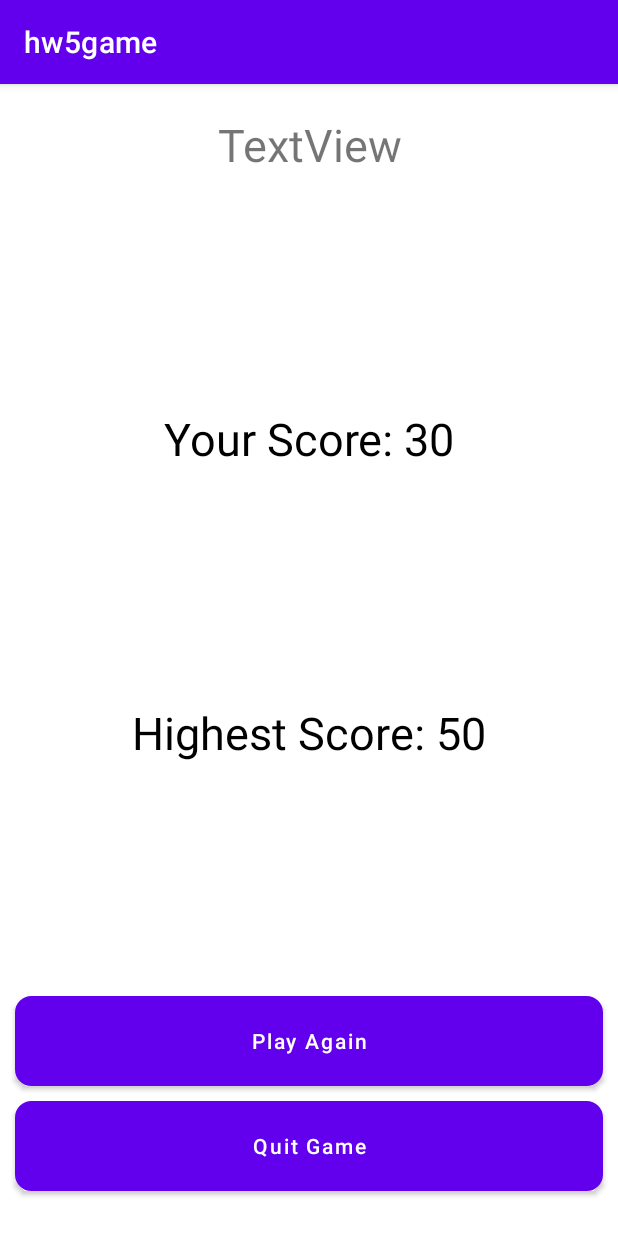
After one commit to marbysneaker/BalloonGame, an Android app: the ResultActivity screen opened directly, with no data from a screen before it, on a phone screen of 412 x 824 dp. The commit adds this screen. Run offline under Robolectric (Android 15) with nearby library versions, the phone set to English and light mode, and no system bars.

```diff
--- a/app/src/main/AndroidManifest.xml
+++ b/app/src/main/AndroidManifest.xml
@@ -12,6 +12,9 @@
         android:theme="@style/Theme.Hw5game"
         tools:targetApi="31">
         <activity
+            android:name=".ResultActivity"
+            android:exported="false" />
+        <activity
             android:name=".MainActivity"
             android:exported="true">
             <intent-filter>
--- /dev/null
+++ b/app/src/main/java/com/example/hw5game/ResultActivity.java
@@ -0,0 +1,24 @@
+package com.example.hw5game;
+
+import androidx.appcompat.app.AppCompatActivity;
+
+import android.os.Bundle;
+import android.widget.Button;
+import android.widget.TextView;
+
+public class ResultActivity extends AppCompatActivity {
+    private TextView textViewInfo, textViewMyScore, textViewHighestScore;
+    private Button buttonPlayAgain, buttonQuitGame;
+    @Override
+    protected void onCreate(Bundle savedInstanceState) {
+        super.onCreate(savedInstanceState);
+        setContentView(R.layout.activity_result);
+
+        textViewInfo =findViewById(R.id.textViewInfo);
+        textViewMyScore =findViewById(R.id.textViewMyScore);
+        textViewHighestScore =findViewById(R.id.textViewHighestScore);
+        buttonPlayAgain =findViewById(R.id.buttonPlayAgain);
+        buttonQuitGame =findViewById(R.id.buttonQuitGame);
+
+    }
+}
--- /dev/null
+++ b/app/src/main/res/drawable/buttons_background.xml
@@ -0,0 +1,12 @@
+<?xml version="1.0" encoding="utf-8"?>
+<shape xmlns:android="http://schemas.android.com/apk/res/android">
+    <stroke
+        android:width="2dp"
+        android:color="@color/black"/>
+    <corners
+        android:radius="10dp"/>
+    <solid
+        android:color="@android:color/holo_blue_dark"/>
+
+
+</shape>
--- /dev/null
+++ b/app/src/main/res/layout/activity_result.xml
@@ -0,0 +1,79 @@
+<?xml version="1.0" encoding="utf-8"?>
+<androidx.constraintlayout.widget.ConstraintLayout xmlns:android="http://schemas.android.com/apk/res/android"
+    xmlns:app="http://schemas.android.com/apk/res-auto"
+    xmlns:tools="http://schemas.android.com/tools"
+    android:layout_width="match_parent"
+    android:layout_height="match_parent"
+    tools:context=".ResultActivity">
+
+    <TextView
+        android:id="@+id/textViewInfo"
+        android:layout_width="300dp"
+        android:layout_height="wrap_content"
+        android:layout_marginTop="20dp"
+        android:text="TextView"
+        android:textAlignment="center"
+        android:textSize="30sp"
+        app:layout_constraintEnd_toEndOf="parent"
+        app:layout_constraintHorizontal_bias="0.5"
+        app:layout_constraintStart_toStartOf="parent"
+        app:layout_constraintTop_toTopOf="parent" />
+
+    <TextView
+        android:id="@+id/textViewHighestScore"
+        android:layout_width="wrap_content"
+        android:layout_height="wrap_content"
+        android:text="Highest Score: 50"
+        android:textColor="@color/black"
+        android:textSize="30sp"
+        app:layout_constraintBottom_toTopOf="@+id/buttonPlayAgain"
+        app:layout_constraintEnd_toEndOf="parent"
+        app:layout_constraintHorizontal_bias="0.5"
+        app:layout_constraintStart_toStartOf="parent"
+        app:layout_constraintTop_toBottomOf="@+id/textViewMyScore"
+        app:layout_constraintVertical_bias="0.5" />
+
+    <TextView
+        android:id="@+id/textViewMyScore"
+        android:layout_width="wrap_content"
+        android:layout_height="wrap_content"
+        android:text="Your Score: 30"
+        android:textColor="@color/black"
+        android:textSize="30sp"
+        app:layout_constraintBottom_toTopOf="@+id/textViewHighestScore"
+        app:layout_constraintEnd_toEndOf="parent"
+        app:layout_constraintHorizontal_bias="0.5"
+        app:layout_constraintStart_toStartOf="parent"
+        app:layout_constraintTop_toBottomOf="@+id/textViewInfo"
+        app:layout_constraintVertical_bias="0.5" />
+
+    <Button
+        android:id="@+id/buttonQuitGame"
+        android:layout_width="match_parent"
+        android:layout_height="60dp"
+        android:layout_marginStart="10dp"
+        android:layout_marginEnd="10dp"
+        android:layout_marginBottom="30dp"
+        android:background="@drawable/buttons_background"
+        android:text="Quit Game"
+        android:textAllCaps="false"
+        app:layout_constraintBottom_toBottomOf="parent"
+        app:layout_constraintEnd_toEndOf="parent"
+        app:layout_constraintHorizontal_bias="0.5"
+        app:layout_constraintStart_toStartOf="parent" />
+
+    <Button
+        android:id="@+id/buttonPlayAgain"
+        android:layout_width="match_parent"
+        android:layout_height="60dp"
+        android:layout_marginStart="10dp"
+        android:layout_marginEnd="10dp"
+        android:layout_marginBottom="10dp"
+        android:background="@drawable/buttons_background"
+        android:text="Play Again"
+        android:textAllCaps="false"
+        app:layout_constraintBottom_toTopOf="@+id/buttonQuitGame"
+        app:layout_constraintEnd_toEndOf="parent"
+        app:layout_constraintHorizontal_bias="0.5"
+        app:layout_constraintStart_toStartOf="parent" />
+</androidx.constraintlayout.widget.ConstraintLayout>
```
Also changed, not shown: app/src/main/java/com/example/hw5game/MainActivity.java (+21 -0 lines), app/src/main/res/layout/activity_main.xml (+97 -86 lines).
